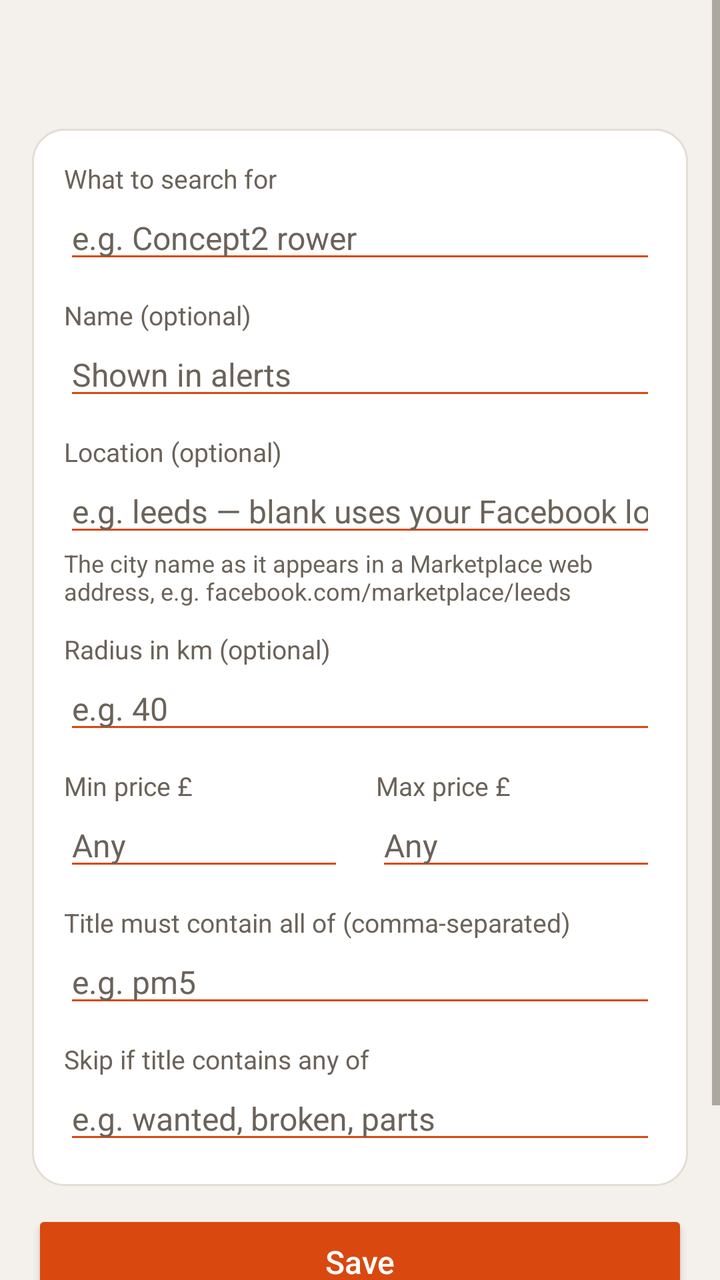
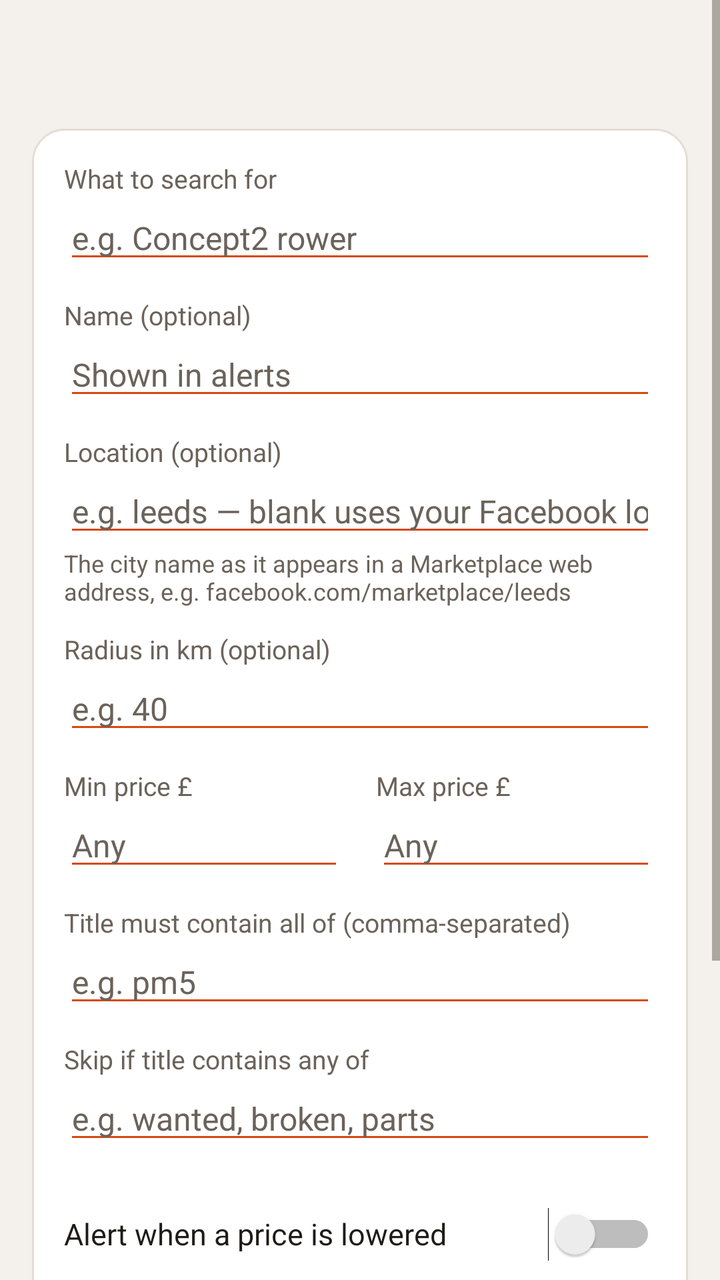

The first picture is an Android layout as it rendered before a commit; the second is the same layout after the commit. The layout source and the unified diff follow.
<!-- AndroidManifest.xml: application theme AppTheme -->
<!-- res/layout/activity_edit.xml -->
<?xml version="1.0" encoding="utf-8"?>
<ScrollView xmlns:android="http://schemas.android.com/apk/res/android"
    android:layout_width="match_parent"
    android:layout_height="match_parent"
    android:fillViewport="true">

    <LinearLayout
        android:layout_width="match_parent"
        android:layout_height="wrap_content"
        android:orientation="vertical"
        android:paddingStart="16dp"
        android:paddingEnd="16dp"
        android:paddingTop="20dp"
        android:paddingBottom="32dp">

        <TextView
            android:id="@+id/tvHeading"
            android:layout_width="match_parent"
            android:layout_height="wrap_content"
            android:layout_marginBottom="12dp"
            android:textColor="@color/text"
            android:textSize="24sp"
            android:textStyle="bold" />

        <LinearLayout style="@style/Card">

            <TextView style="@style/Label" android:layout_marginTop="0dp" android:text="What to search for" />
            <EditText
                android:id="@+id/etQuery"
                style="@style/Field"
                android:hint="e.g. Concept2 rower"
                android:inputType="text" />

            <TextView style="@style/Label" android:text="Name (optional)" />
            <EditText
                android:id="@+id/etName"
                style="@style/Field"
                android:hint="Shown in alerts"
                android:inputType="textCapSentences" />

            <TextView style="@style/Label" android:text="Location (optional)" />
            <EditText
                android:id="@+id/etLocation"
                style="@style/Field"
                android:hint="e.g. leeds — blank uses your Facebook location"
                android:inputType="textNoSuggestions" />
            <TextView
                android:layout_width="match_parent"
                android:layout_height="wrap_content"
                android:text="The city name as it appears in a Marketplace web address, e.g. facebook.com/marketplace/leeds"
                android:textColor="@color/subtext"
                android:textSize="12sp" />

            <TextView style="@style/Label" android:text="Radius in km (optional)" />
            <EditText
                android:id="@+id/etRadius"
                style="@style/Field"
                android:hint="e.g. 40"
                android:inputType="number" />

            <LinearLayout
                android:layout_width="match_parent"
                android:layout_height="wrap_content"
                android:orientation="horizontal">

                <LinearLayout
                    android:layout_width="0dp"
                    android:layout_height="wrap_content"
                    android:layout_marginEnd="8dp"
                    android:layout_weight="1"
                    android:orientation="vertical">

                    <TextView style="@style/Label" android:text="Min price £" />
                    <EditText
                        android:id="@+id/etMin"
                        style="@style/Field"
                        android:hint="Any"
                        android:inputType="number" />
                </LinearLayout>

                <LinearLayout
                    android:layout_width="0dp"
                    android:layout_height="wrap_content"
                    android:layout_marginStart="8dp"
                    android:layout_weight="1"
                    android:orientation="vertical">

                    <TextView style="@style/Label" android:text="Max price £" />
                    <EditText
                        android:id="@+id/etMax"
                        style="@style/Field"
                        android:hint="Any"
                        android:inputType="number" />
                </LinearLayout>
            </LinearLayout>

            <TextView style="@style/Label" android:text="Title must contain all of (comma-separated)" />
            <EditText
                android:id="@+id/etInclude"
                style="@style/Field"
                android:hint="e.g. pm5"
                android:inputType="textNoSuggestions" />

            <TextView style="@style/Label" android:text="Skip if title contains any of" />
            <EditText
                android:id="@+id/etExclude"
                style="@style/Field"
                android:hint="e.g. wanted, broken, parts"
                android:inputType="textNoSuggestions" />
        </LinearLayout>

        <Button
            android:id="@+id/btnSave"
            style="@style/PrimaryButton"
            android:layout_width="match_parent"
            android:layout_height="wrap_content"
            android:text="Save" />

        <LinearLayout
            android:layout_width="match_parent"
            android:layout_height="wrap_content"
            android:layout_marginTop="4dp"
            android:orientation="horizontal">

            <Button
                android:id="@+id/btnPreview"
                style="@style/TextButton"
                android:layout_width="0dp"
                android:layout_height="wrap_content"
                android:layout_weight="1"
                android:text="Test this search" />

            <Button
                android:id="@+id/btnDelete"
                style="@style/TextButton"
                android:layout_width="0dp"
                android:layout_height="wrap_content"
                android:layout_weight="1"
                android:text="Delete" />
        </LinearLayout>
    </LinearLayout>
</ScrollView>
<!-- resources referenced by this layout -->
<resources>
  <color name="subtext">#6B635A</color>
  <color name="text">#1F1B16</color>
  <style name="Card">
          <item name="android:layout_width">match_parent</item>
          <item name="android:layout_height">wrap_content</item>
          <item name="android:orientation">vertical</item>
          <item name="android:background">@drawable/card</item>
          <item name="android:padding">16dp</item>
          <item name="android:layout_marginBottom">12dp</item>
      </style>
  <style name="Field">
          <item name="android:layout_width">match_parent</item>
          <item name="android:layout_height">wrap_content</item>
          <item name="android:textSize">16sp</item>
          <item name="android:textColor">@color/text</item>
          <item name="android:textColorHint">@color/subtext</item>
          <item name="android:backgroundTint">@color/accent</item>
      </style>
  <style name="Label">
          <item name="android:layout_width">match_parent</item>
          <item name="android:layout_height">wrap_content</item>
          <item name="android:textSize">13sp</item>
          <item name="android:textColor">@color/subtext</item>
          <item name="android:layout_marginTop">12dp</item>
      </style>
  <style name="PrimaryButton" parent="android:Widget.Material.Button">
          <item name="android:backgroundTint">@color/accent</item>
          <item name="android:textColor">@color/on_accent</item>
          <item name="android:textAllCaps">false</item>
          <item name="android:textSize">16sp</item>
          <item name="android:minHeight">52dp</item>
      </style>
  <style name="TextButton" parent="android:Widget.Material.Button.Borderless">
          <item name="android:textColor">@color/accent</item>
          <item name="android:textAllCaps">false</item>
          <item name="android:textSize">15sp</item>
      </style>
  <style name="AppTheme" parent="android:Theme.Material.Light.NoActionBar">
          <item name="android:colorPrimary">@color/accent</item>
          <item name="android:colorPrimaryDark">@color/bg</item>
          <item name="android:colorAccent">@color/accent</item>
          <item name="android:windowBackground">@color/bg</item>
          <item name="android:statusBarColor">@color/bg</item>
          <item name="android:navigationBarColor">@color/bg</item>
          <item name="android:windowLightStatusBar">true</item>
          <item name="android:textColorPrimary">@color/text</item>
          <item name="android:textColorSecondary">@color/subtext</item>
          <item name="android:alertDialogTheme">@style/DialogTheme</item>
      </style>
  <!-- drawable card (drawable) -->
  <?xml version="1.0" encoding="utf-8"?>
  <shape xmlns:android="http://schemas.android.com/apk/res/android" android:shape="rectangle">
      <solid android:color="@color/card" />
      <corners android:radius="16dp" />
      <stroke android:width="1dp" android:color="@color/line" />
  </shape>
  <color name="accent">#D9480F</color>
  <color name="on_accent">#FFFFFF</color>
  <color name="bg">#F4F1EC</color>
  <style name="DialogTheme" parent="android:Theme.Material.Light.Dialog.Alert">
          <item name="android:colorAccent">@color/accent</item>
      </style>
  <color name="card">#FFFFFF</color>
  <color name="line">#E3DDD4</color>
</resources>

<!-- the commit's change to res/layout/activity_edit.xml (unified diff, before → after) -->
@@ -107,6 +107,25 @@
                 style="@style/Field"
                 android:hint="e.g. wanted, broken, parts"
                 android:inputType="textNoSuggestions" />
+
+            <Switch
+                android:id="@+id/swDrops"
+                android:layout_width="match_parent"
+                android:layout_height="wrap_content"
+                android:layout_marginTop="16dp"
+                android:minHeight="48dp"
+                android:text="Alert when a price is lowered"
+                android:textColor="@color/text"
+                android:textSize="15sp" />
+
+            <Switch
+                android:id="@+id/swUpdates"
+                android:layout_width="match_parent"
+                android:layout_height="wrap_content"
+                android:minHeight="48dp"
+                android:text="Alert when a listing's title is changed"
+                android:textColor="@color/text"
+                android:textSize="15sp" />
         </LinearLayout>
 
         <Button
